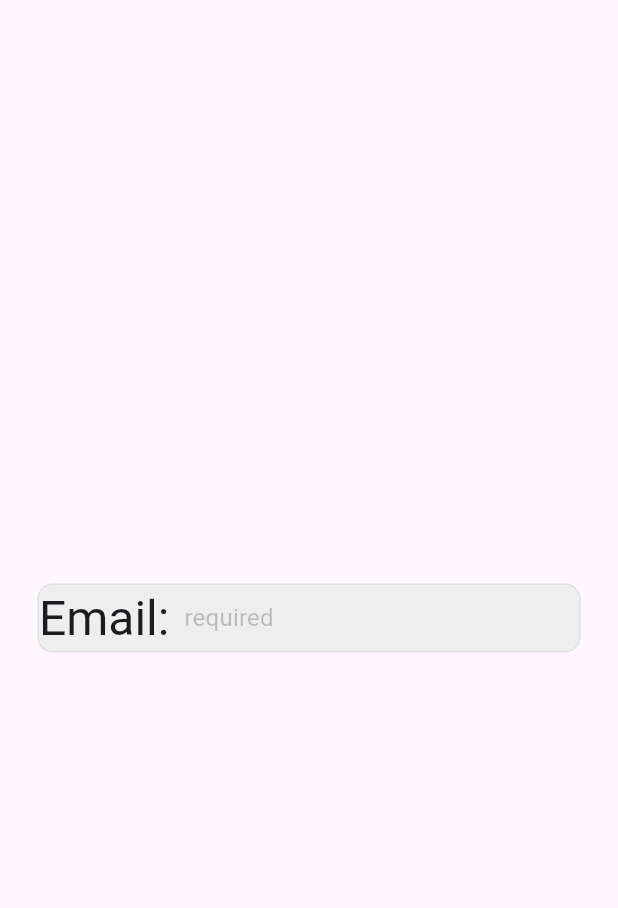
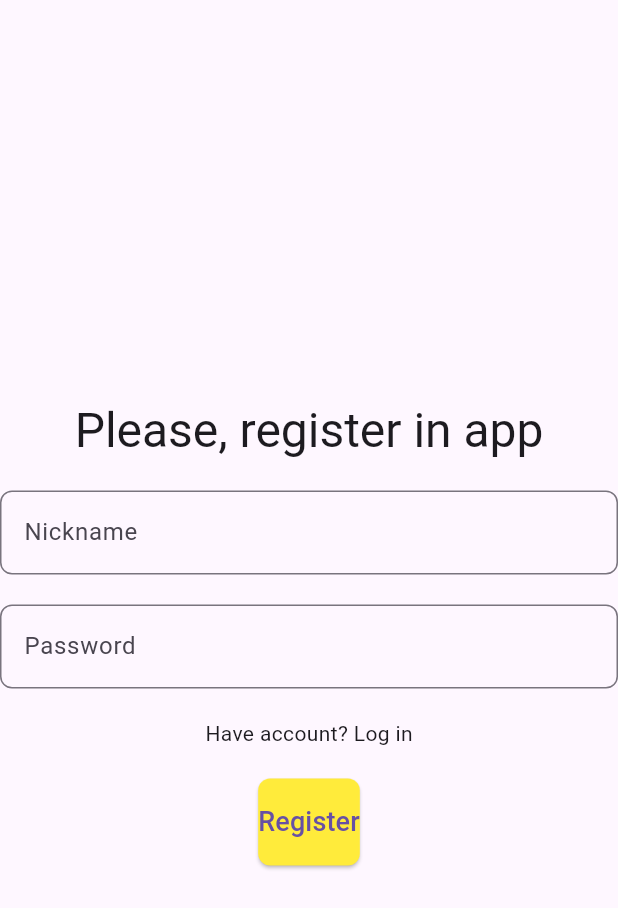
Before and after one commit to EgorSborschikov/KInoApp, a Flutter app: the screen it shows after launch, on a phone screen of 412 x 824 dp. Shown: the top 908 px of the screen. Run offline on Flutter 3.47's test engine with Material 3 defaults, Android fonts, the phone set to English and light mode, and no system bars.

Commit message:
create widgets & layout register page

```diff
--- a/lib/features/components/buttons/general_button/general_button.dart
+++ b/lib/features/components/buttons/general_button/general_button.dart
@@ -0,0 +1,44 @@
+// lib/features/register_button.dart
+import 'package:flutter/material.dart';
+import 'package:flutter/foundation.dart' show kIsWeb, TargetPlatform;
+import 'package:flutter/cupertino.dart';
+
+class GeneralButton extends StatelessWidget {
+  final VoidCallback onPressed;
+  final String text;
+
+  GeneralButton({
+      required this.onPressed,
+      required this.text
+      }
+    );
+
+  @override
+  Widget build(BuildContext context) {
+    if (Theme.of(context).platform == TargetPlatform.iOS || kIsWeb) {
+      return CupertinoButton(
+        onPressed: onPressed,
+        color: CupertinoColors.activeBlue,
+        child: Text(
+          text,
+          style: TextStyle(fontSize: 18.0, color: CupertinoColors.white),
+        ),
+      );
+    } else {
+      return ElevatedButton(
+        onPressed: onPressed,
+        style: ElevatedButton.styleFrom(
+          backgroundColor: Colors.yellow,
+          padding: EdgeInsets.symmetric(vertical: 16.0),
+          shape: RoundedRectangleBorder(
+            borderRadius: BorderRadius.circular(8.0),
+          ),
+        ),
+        child: Text(
+          text,
+          style: TextStyle(fontSize: 18.0),
+        ),
+      );
+    }
+  }
+}
--- a/lib/features/components/text_fields/general_text_field/general_text_field.dart
+++ b/lib/features/components/text_fields/general_text_field/general_text_field.dart
@@ -1,48 +1,40 @@
 import 'package:flutter/cupertino.dart';
+import 'package:flutter/foundation.dart';
 import 'package:flutter/material.dart';
 
 class GeneralTextField extends StatelessWidget{
   final String placeholder;
-  final String prefix;
-  final bool obscureText;
   final TextEditingController controller;
 
   const GeneralTextField({
       super.key,
-      required this.placeholder,
-      required this.prefix,
-      required this.obscureText,
-      required this.controller
+      required this.controller,
+      required this.placeholder
     }
   );
 
   @override
   Widget build(BuildContext context) {
-    final theme = Theme.of(context);
-    final isDarkMode = theme.brightness == Brightness.dark;
-
-    return Padding(
-      padding: const EdgeInsets.symmetric(horizontal: 25.0),
-      child: CupertinoTextField(
-        obscureText: obscureText,
+    if (Theme.of(context).platform == TargetPlatform.iOS || kIsWeb) {
+      return CupertinoTextField(
         controller: controller,
-        prefix: Text(
-          prefix,
-          style: Theme.of(context).textTheme.headlineLarge,
+        placeholder: placeholder,
+        padding: EdgeInsets.symmetric(horizontal: 16.0, vertical: 12.0),
+        decoration: BoxDecoration(
+          border: Border.all(color: CupertinoColors.separator),
+          borderRadius: BorderRadius.circular(8.0),
         ),
-        placeholder: placeholder,
-        decoration: BoxDecoration(
-          color: isDarkMode ? Colors.grey[800] : Colors.grey[200],
-          borderRadius: BorderRadius.circular(10.0),
-          border: Border.all(
-            color: isDarkMode ? Colors.grey[700]! : Colors.grey[300]!,
-            width: 1.0,
+      );
+    } else {
+      return TextField(
+        controller: controller,
+        decoration: InputDecoration(
+          labelText: placeholder,
+          border: OutlineInputBorder(
+            borderRadius: BorderRadius.circular(8.0),
           ),
         ),
-        padding: const EdgeInsets.symmetric(horizontal: 10.0, vertical: 10.0),
-        style: theme.textTheme.titleMedium,
-      ),
-    );
+      );
+    }
   }
-
 }
--- a/lib/features/pages/auth/registration/register_page/register_page.dart
+++ b/lib/features/pages/auth/registration/register_page/register_page.dart
@@ -1,8 +1,10 @@
 import 'package:flutter/material.dart';
+import 'package:kino_app/features/components/buttons/general_button/general_button.dart';
 import 'package:kino_app/features/components/text_fields/view_text_field.dart';
 
 class RegisterPage extends StatelessWidget{
   final TextEditingController _emailController = TextEditingController();
+  final TextEditingController _passwordController = TextEditingController();
 
   RegisterPage({super.key});
 
@@ -14,11 +16,31 @@ class RegisterPage extends StatelessWidget{
         child: Column(
           mainAxisAlignment: MainAxisAlignment.center,
           children: [
+            const SizedBox(height: 20),
+            Text(
+              'Please, register in app',
+              style: Theme.of(context).textTheme.headlineLarge
+            ),
+            const SizedBox(height: 20),
             GeneralTextField(
-              placeholder: 'required',
-              prefix: 'Email:',
-              obscureText: false,
               controller: _emailController,
+              placeholder: 'Nickname'
+            ),
+            const SizedBox(height: 20),
+            GeneralTextField(
+              controller: _passwordController,
+              placeholder: 'Password'
+            ),
+            const SizedBox(height: 20),
+            Text(
+              'Have account? Log in',
+            ),
+            const SizedBox(height: 20),
+            GeneralButton(
+              onPressed: () {
+
+              },
+              text: 'Register'
             ),
           ],
         ),
--- a/lib/features/pages/auth/registration/view.dart
+++ b/lib/features/pages/auth/registration/view.dart
@@ -0,0 +1 @@
+export 'package:kino_app/features/pages/auth/registration/register_page/register_page.dart';
--- a/lib/main.dart
+++ b/lib/main.dart
@@ -1,5 +1,5 @@
 import 'package:flutter/material.dart';
-import 'package:kino_app/features/pages/auth/registration/register_page/register_page.dart';
+import 'package:kino_app/features/pages/auth/registration/view.dart';
 
 void main() {
   runApp(const KinoApp());
```
